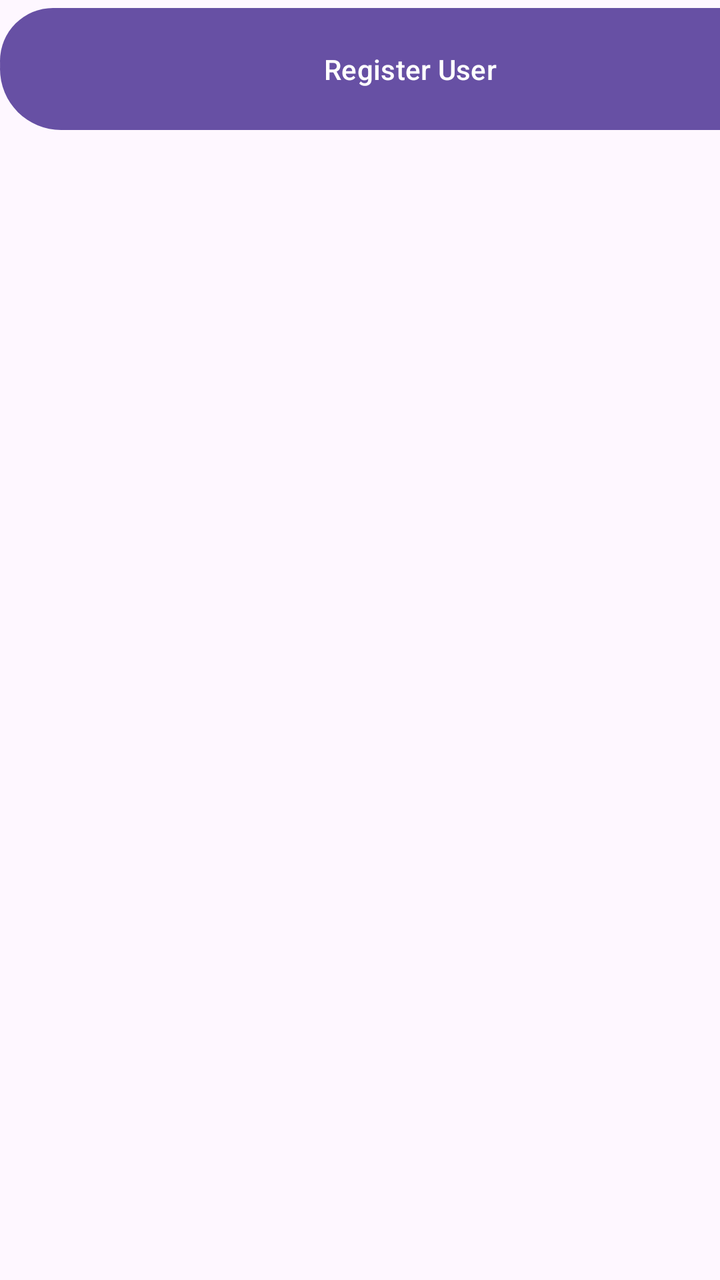
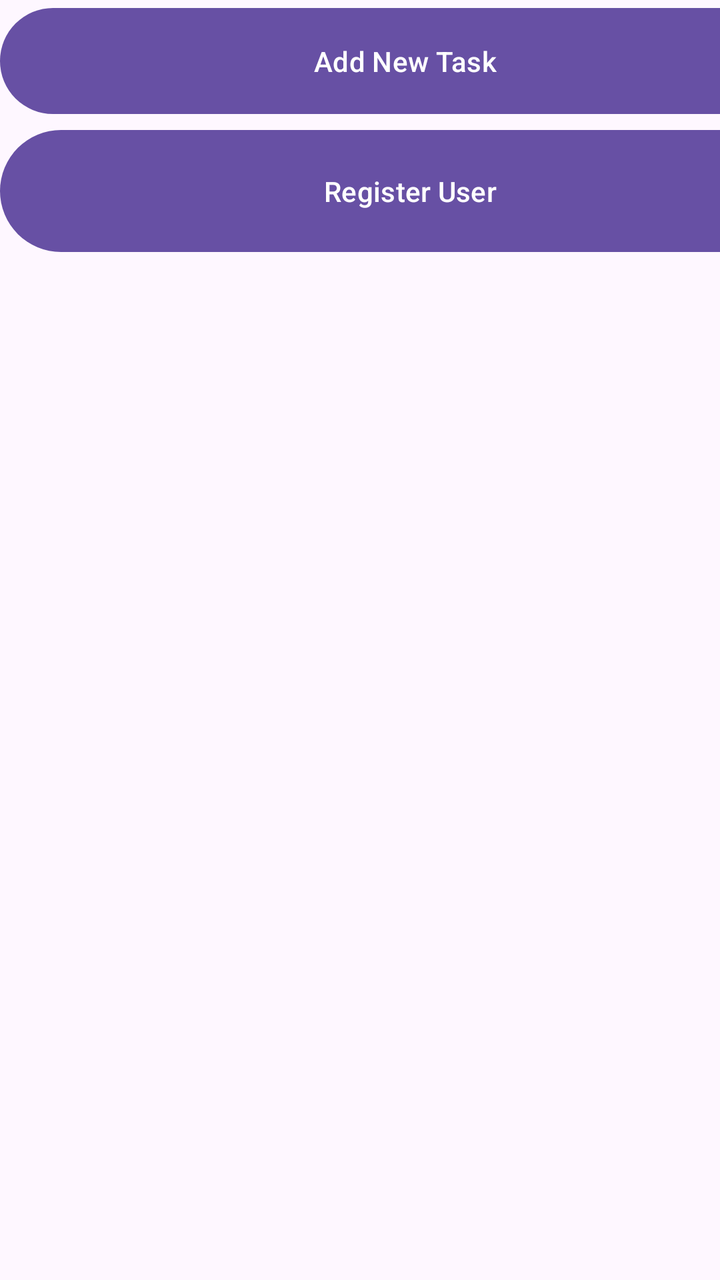

An Android layout rendered at two revisions. The XML below is the earlier revision; the diff shows what the commit changed to produce the second picture.
<!-- AndroidManifest.xml: application theme Theme.SAfinalProject -->
<!-- res/layout/activity_main.xml -->
<?xml version="1.0" encoding="utf-8"?>
<androidx.constraintlayout.widget.ConstraintLayout xmlns:android="http://schemas.android.com/apk/res/android"
    xmlns:app="http://schemas.android.com/apk/res-auto"
    xmlns:tools="http://schemas.android.com/tools"
    android:id="@+id/main"
    android:layout_width="match_parent"
    android:layout_height="match_parent"
    tools:context=".ViewPkg.MainActivity">

    <Button
        android:id="@+id/btnAddTaskScreen"
        android:layout_width="405dp"
        android:layout_height="61dp"
        android:text="Add New Task"
        tools:layout_editor_absoluteX="3dp"
        tools:layout_editor_absoluteY="286dp" />

    <Button
        android:id="@+id/btnRegisterScreen"
        android:layout_width="410dp"
        android:layout_height="69dp"
        android:text="Register User"
        tools:layout_editor_absoluteX="3dp"
        tools:layout_editor_absoluteY="391dp" />

</androidx.constraintlayout.widget.ConstraintLayout>
<!-- resources referenced by this layout -->
<resources>
  <style name="Theme.SAfinalProject" parent="Base.Theme.SAfinalProject" />
  <style name="Base.Theme.SAfinalProject" parent="Theme.Material3.DayNight.NoActionBar">
          
          
      </style>
</resources>

<!-- the commit's change to res/layout/activity_main.xml (unified diff, before → after) -->
@@ -1,10 +1,11 @@
 <?xml version="1.0" encoding="utf-8"?>
-<androidx.constraintlayout.widget.ConstraintLayout xmlns:android="http://schemas.android.com/apk/res/android"
+<LinearLayout xmlns:android="http://schemas.android.com/apk/res/android"
     xmlns:app="http://schemas.android.com/apk/res-auto"
     xmlns:tools="http://schemas.android.com/tools"
     android:id="@+id/main"
     android:layout_width="match_parent"
     android:layout_height="match_parent"
+    android:orientation="vertical"
     tools:context=".ViewPkg.MainActivity">
 
     <Button
@@ -23,4 +24,4 @@
         tools:layout_editor_absoluteX="3dp"
         tools:layout_editor_absoluteY="391dp" />
 
-</androidx.constraintlayout.widget.ConstraintLayout>
+</LinearLayout>
